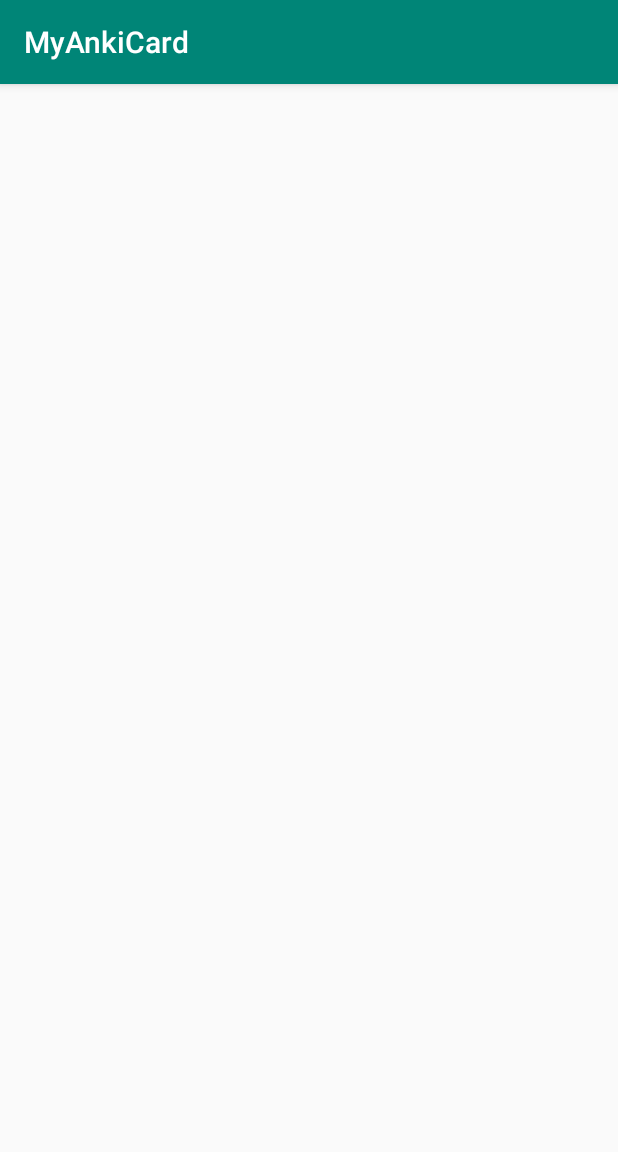
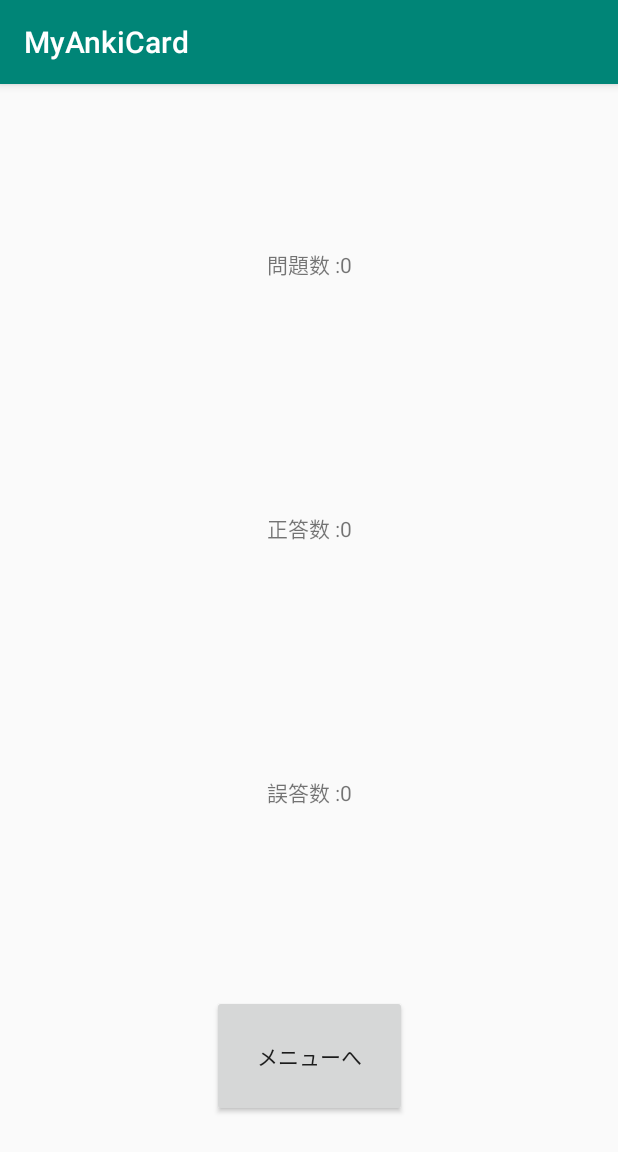
Before and after one commit to Yunato/MyAnkiCard, an Android app: the fragment EndFragment shown on its own in the app's theme, on a phone screen of 412 x 824 dp. Shown: the top 1152 px of the screen. Run offline under Robolectric (Android 15) with nearby library versions, the phone set to English and light mode, and no system bars; 2 statements that could not run were skipped.

Commit message:
Add end screen after Q&A screen at EndFragment

```diff
--- a/app/src/main/java/io/github/yunato/myankicard/ui/activity/QAActivity.kt
+++ b/app/src/main/java/io/github/yunato/myankicard/ui/activity/QAActivity.kt
@@ -5,6 +5,7 @@ import android.content.Intent
 import android.os.Bundle
 import android.support.v7.app.AppCompatActivity
 import io.github.yunato.myankicard.R
+import io.github.yunato.myankicard.ui.fragment.EndFragment
 import io.github.yunato.myankicard.ui.fragment.QAFragment
 import io.github.yunato.myankicard.ui.fragment.StartFragment
 
@@ -14,6 +15,12 @@ class QAActivity : AppCompatActivity() {
         override fun onFinish() {
             supportFragmentManager.beginTransaction()
                 .replace(R.id.fragment_container, QAFragment.newInstance()).commit()
+        }
+    }
+
+    private val endListener: EndFragment.OnFinishListener = object: EndFragment.OnFinishListener {
+        override fun onFinish() {
+            finish()
         }
     }
 
--- a/app/src/main/java/io/github/yunato/myankicard/ui/fragment/EndFragment.kt
+++ b/app/src/main/java/io/github/yunato/myankicard/ui/fragment/EndFragment.kt
@@ -1,26 +1,66 @@
 package io.github.yunato.myankicard.ui.fragment
 
-import android.net.Uri
 import android.os.Bundle
 import android.support.v4.app.Fragment
 import android.view.LayoutInflater
 import android.view.View
 import android.view.ViewGroup
 import io.github.yunato.myankicard.R
+import kotlinx.android.synthetic.main.fragment_end.*
 
 class EndFragment : Fragment() {
-    private var listener: OnFragmentInteractionListener? = null
+
+    private var mListener: OnFinishListener? = null
+    private var questNum = 0
+    private var correctNum = 0
+    private var mistakeNum = 0
+
+    override fun onCreate(savedInstanceState: Bundle?) {
+        super.onCreate(savedInstanceState)
+        arguments?.let {
+            questNum = it.getInt(ARG_QUEST)
+            correctNum = it.getInt(ARG_CORRECT)
+            mistakeNum = it.getInt(ARG_MISTAKE)
+        }
+    }
 
     override fun onCreateView(inflater: LayoutInflater, container: ViewGroup?, savedInstanceState: Bundle?): View? {
         return inflater.inflate(R.layout.fragment_end, container, false)
     }
 
-    interface OnFragmentInteractionListener {
-        fun onFragmentInteraction(uri: Uri)
+    override fun onViewCreated(view: View, savedInstanceState: Bundle?) {
+        super.onViewCreated(view, savedInstanceState)
+
+        quest_num_text.text = String.format("%s%s", activity?.getText(R.string.quest_num_text), questNum.toString())
+        correct_num_text.text = String.format("%s%s", activity?.getText(R.string.correct_num_text), questNum.toString())
+        mistake_num_text.text = String.format("%s%s", activity?.getText(R.string.mistake_num_text), questNum.toString())
+        return_button.setOnClickListener{
+            mListener?.onFinish()
+        }
+    }
+
+    fun setOnFinishListener(listener: OnFinishListener){
+        mListener = listener
+    }
+
+    interface OnFinishListener {
+        fun onFinish()
     }
 
     companion object {
+        @JvmStatic private val ARG_QUEST = "io.github.yunato.myankicard.ui.fragment.ARG_QUEST"
+        @JvmStatic private val ARG_CORRECT = "io.github.yunato.myankicard.ui.fragment.ARG_CORRECT"
+        @JvmStatic private val ARG_MISTAKE = "io.github.yunato.myankicard.ui.fragment.ARG_MISTAKE"
+
         @JvmStatic
-        fun newInstance() = EndFragment()
+        fun newInstance(quest_num: Int, correct_num: Int, mistake_num: Int): EndFragment{
+            return EndFragment().apply {
+                arguments = Bundle().apply {
+                    putInt(ARG_QUEST, quest_num)
+                    putInt(ARG_CORRECT, correct_num)
+                    putInt(ARG_MISTAKE, mistake_num)
+                }
+            }
+        }
     }
 }
--- a/app/src/main/java/io/github/yunato/myankicard/ui/fragment/QAFragment.kt
+++ b/app/src/main/java/io/github/yunato/myankicard/ui/fragment/QAFragment.kt
@@ -1,6 +1,5 @@
 package io.github.yunato.myankicard.ui.fragment
 
-import android.net.Uri
 import android.os.Bundle
 import android.support.v4.app.Fragment
 import android.support.v4.view.ViewPager
@@ -17,7 +16,7 @@ class QAFragment : Fragment() {
 
     val adapter: QAViewPagerAdapter = QAViewPagerAdapter(this)
 
-    private var listener: OnFragmentInteractionListener? = null
+    private var mListener: OnFinishListener? = null
 
     private val viewPagerListener: ViewPager.OnPageChangeListener = object: ViewPager.OnPageChangeListener {
 
@@ -94,8 +93,12 @@ class QAFragment : Fragment() {
         timer?.start()
     }
 
-    interface OnFragmentInteractionListener {
-        fun onFragmentInteraction(uri: Uri)
+    fun setOnFinishListener(listener: OnFinishListener){
+        mListener = listener
+    }
+
+    interface OnFinishListener {
+        fun onFinish(quest_num: Int, correct_num: Int, mistake_num: Int)
     }
 
     companion object {
--- a/app/src/main/res/layout/fragment_end.xml
+++ b/app/src/main/res/layout/fragment_end.xml
@@ -1,8 +1,70 @@
 <?xml version="1.0" encoding="utf-8"?>
-<FrameLayout xmlns:android="http://schemas.android.com/apk/res/android"
-             xmlns:tools="http://schemas.android.com/tools"
-             android:layout_width="match_parent"
-             android:layout_height="match_parent"
-             tools:context=".ui.fragment.EndFragment">
+<android.support.constraint.ConstraintLayout
+        xmlns:android="http://schemas.android.com/apk/res/android"
+        xmlns:app="http://schemas.android.com/apk/res-auto"
+        xmlns:tools="http://schemas.android.com/tools"
+        android:layout_width="match_parent"
+        android:layout_height="match_parent"
+        tools:context=".ui.fragment.EndFragment">
 
-</FrameLayout>
+    <TextView
+            android:id="@+id/quest_num_text"
+            android:layout_width="wrap_content"
+            android:layout_height="wrap_content"
+            android:layout_margin="@dimen/text_view_margin"
+            android:padding="@dimen/text_view_padding"
+
+            app:layout_constraintTop_toTopOf="parent"
+            app:layout_constraintBottom_toTopOf="@id/correct_num_text"
+            app:layout_constraintStart_toStartOf="parent"
+            app:layout_constraintEnd_toEndOf="parent"
+
+            android:textAlignment="center"
+            android:textSize="@dimen/btn_text_size"/>
+
+    <TextView
+            android:id="@+id/correct_num_text"
+            android:layout_width="wrap_content"
+            android:layout_height="wrap_content"
+            android:layout_margin="@dimen/text_view_margin"
+            android:padding="@dimen/text_view_padding"
+
+            app:layout_constraintTop_toBottomOf="@id/quest_num_text"
+            app:layout_constraintBottom_toTopOf="@id/mistake_num_text"
+            app:layout_constraintStart_toStartOf="parent"
+            app:layout_constraintEnd_toEndOf="parent"
+
+            android:textAlignment="center"
+            android:textSize="@dimen/btn_text_size"/>
+
+    <TextView
+            android:id="@+id/mistake_num_text"
+            android:layout_width="wrap_content"
+            android:layout_height="wrap_content"
+            android:layout_margin="@dimen/text_view_margin"
+            android:padding="@dimen/text_view_padding"
+
+            app:layout_constraintTop_toBottomOf="@id/correct_num_text"
+            app:layout_constraintBottom_toTopOf="@id/return_button"
+            app:layout_constraintStart_toStartOf="parent"
+            app:layout_constraintEnd_toEndOf="parent"
+
+            android:textAlignment="center"
+            android:textSize="@dimen/btn_text_size"/>
+
+    <Button
+            android:id="@+id/return_button"
+            android:layout_width="wrap_content"
+            android:layout_height="wrap_content"
+            android:layout_margin="@dimen/btn_margin"
+            android:padding="@dimen/btn_padding"
+
+            app:layout_constraintTop_toBottomOf="@id/mistake_num_text"
+            app:layout_constraintBottom_toBottomOf="parent"
+            app:layout_constraintStart_toStartOf="parent"
+            app:layout_constraintEnd_toEndOf="parent"
+
+            android:text="@string/return_button_text"
+            android:textSize="@dimen/btn_text_size"/>
+
+</android.support.constraint.ConstraintLayout>
--- a/app/src/main/res/values/strings.xml
+++ b/app/src/main/res/values/strings.xml
@@ -7,4 +7,10 @@
 
     <!--StartFragment-->
     <string name="start_text">Start</string>
+
+    <!--EndFragment-->
+    <string name="quest_num_text">問題数 : </string>
+    <string name="correct_num_text">正答数 : </string>
+    <string name="mistake_num_text">誤答数 : </string>
+    <string name="return_button_text">メニューへ</string>
 </resources>
```
